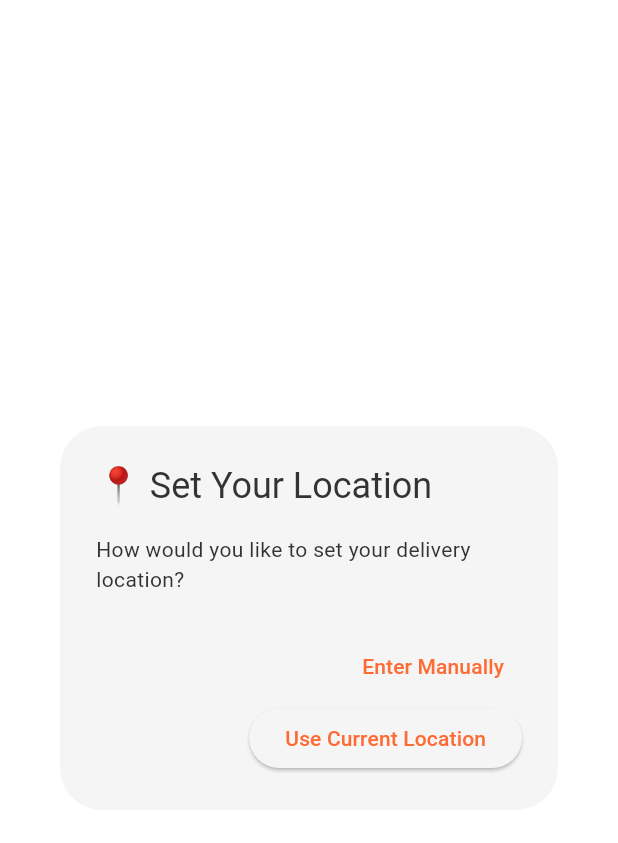
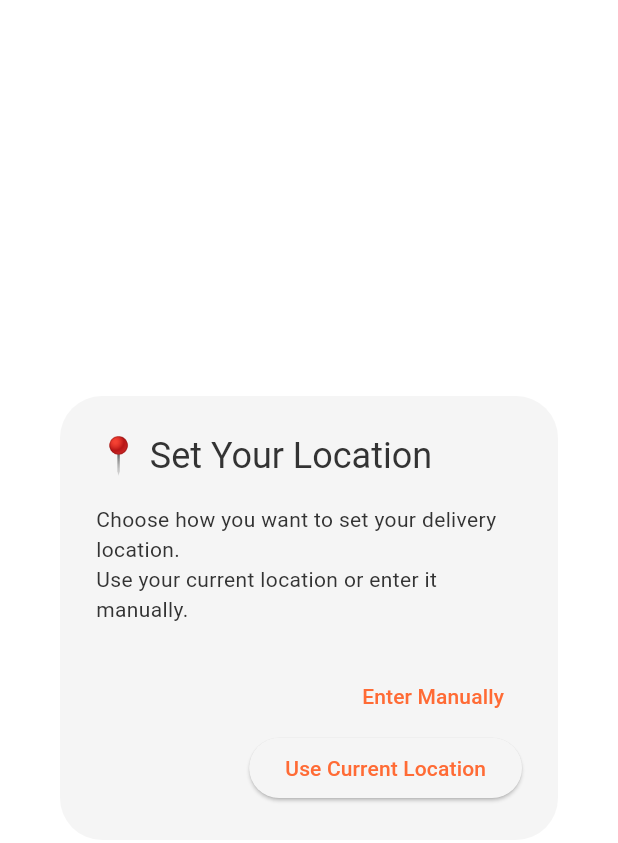
Before and after one commit to ghazanfar-quetta/jaan_broast, a Flutter app: the LocationFlowDialog widget shown alone on an empty page, opened directly, on a phone screen of 412 x 824 dp. Shown: the top 843 px of the screen. Run offline on Flutter 3.47's test engine with Material 3 defaults, Android fonts, the phone set to English and light mode, and no system bars; our stand-ins replace cloud_firestore, firebase_auth, firebase_core, geolocator, google_sign_in, permission_handler and 1 more; accounts and stored records are empty; network calls fail.

Commit message:
Removed double dialog for Location Permission

```diff
--- a/lib/core/utils/location_flow_dialog.dart
+++ b/lib/core/utils/location_flow_dialog.dart
@@ -1,6 +1,7 @@
+// lib/core/utils/location_flow_dialog.dart
 import 'package:flutter/material.dart';
 import 'package:provider/provider.dart';
-import 'location_flow_manager.dart';
+import 'package:jaan_broast/core/utils/location_flow_manager.dart';
 import '../../features/location/presentation/views/location_setup_screen.dart';
 import 'package:jaan_broast/features/location/presentation/view_models/location_view_model.dart';
 
@@ -36,29 +37,31 @@ class _LocationFlowDialogState extends State<LocationFlowDialog> {
   @override
   void initState() {
     super.initState();
-    final locationViewModel = Provider.of<LocationViewModel>(
-      context,
-      listen: false,
-    );
-    _flowManager = LocationFlowManager(locationViewModel);
+
+    final locationVM = Provider.of<LocationViewModel>(context, listen: false);
+
+    _flowManager = LocationFlowManager(locationVM);
+
     _initializeFlow();
   }
 
   void _initializeFlow() async {
     await _flowManager.startFlow();
 
-    // Listen for completion states
     _flowManager.addListener(() {
-      if (_flowManager.currentState == LocationFlowState.locationSuccess) {
+      final state = _flowManager.currentState;
+
+      if (state == LocationFlowState.locationSuccess) {
         _navigateToSetupScreen(true);
-      } else if (_flowManager.currentState == LocationFlowState.manualEntry) {
+      } else if (state == LocationFlowState.manualEntry) {
         _navigateToSetupScreen(false);
       }
     });
   }
 
   void _navigateToSetupScreen(bool isAutoLocation) {
-    Navigator.pop(context); // Close dialog
+    Navigator.pop(context);
+
     widget.onComplete?.call();
 
     Navigator.pushReplacement(
@@ -86,24 +89,13 @@ class _LocationFlowDialogState extends State<LocationFlowDialog> {
     );
   }
 
+  // ----------- UI BUILDERS --------------
+
   Widget _buildTitle(LocationFlowManager flowManager) {
-    switch (flowManager.currentState) {
-      case LocationFlowState.initial:
-      case LocationFlowState.requestingPermission:
-      case LocationFlowState.permissionDenied:
-        return const Text('📍 Location Access');
-      case LocationFlowState.permissionGranted:
-      case LocationFlowState.gettingLocation:
-      case LocationFlowState.locationError:
     return const Text('📍 Set Your Location');
-      case LocationFlowState.locationSuccess:
-      case LocationFlowState.manualEntry:
-        return const Text('📍 Location Set');
-    }
   }
 
   Widget _buildContent(LocationFlowManager flowManager) {
-    // Show error if exists
     if (flowManager.errorMessage.isNotEmpty) {
       return Column(
         mainAxisSize: MainAxisSize.min,
@@ -138,14 +130,8 @@ class _LocationFlowDialogState extends State<LocationFlowDialog> {
   }
 
   Widget _buildStateContent(LocationFlowManager flowManager) {
-    switch (flowManager.currentState) {
-      case LocationFlowState.initial:
-        return const Text(
-          'We need location access to deliver your orders to the right address. '
-          'This helps us show you nearby restaurants and accurate delivery times.',
-        );
-
-      case LocationFlowState.requestingPermission:
+    if (flowManager.currentState == LocationFlowState.requestingPermission ||
+        flowManager.currentState == LocationFlowState.gettingLocation) {
       return const Row(
         children: [
           SizedBox(
@@ -154,115 +140,31 @@ class _LocationFlowDialogState extends State<LocationFlowDialog> {
             child: CircularProgressIndicator(strokeWidth: 2),
           ),
           SizedBox(width: 16),
-            Expanded(child: Text('Requesting location permission...')),
+          Expanded(child: Text("Processing...")),
         ],
       );
+    }
 
-      case LocationFlowState.permissionGranted:
-        return const Text('How would you like to set your delivery location?');
-
-      case LocationFlowState.permissionDenied:
     return const Text(
-          'Location permission is required for the current location feature. '
-          'You can enable it in settings or enter your address manually.',
+      "Choose how you want to set your delivery location.\n"
+      "Use your current location or enter it manually.",
     );
-
-      case LocationFlowState.gettingLocation:
-        return const Row(
-          children: [
-            SizedBox(
-              width: 20,
-              height: 20,
-              child: CircularProgressIndicator(strokeWidth: 2),
-            ),
-            SizedBox(width: 16),
-            Expanded(child: Text('Getting your current location...')),
-          ],
-        );
-
-      case LocationFlowState.locationError:
-        return const Text(
-          'We couldn\'t access your current location. '
-          'Please try again or enter your address manually.',
-        );
-
-      case LocationFlowState.locationSuccess:
-        return const Text('Location set successfully!');
-
-      case LocationFlowState.manualEntry:
-        return const Text('You can enter your address manually.');
-    }
   }
 
   List<Widget> _buildActions(LocationFlowManager flowManager) {
-    switch (flowManager.currentState) {
-      case LocationFlowState.initial:
+    if (flowManager.isLoading) return [];
+
     return [
       TextButton(
-            onPressed: () => flowManager.chooseManualEntry(),
-            child: const Text('Enter Manually'),
+        onPressed: flowManager.chooseManualEntry,
+        child: const Text("Enter Manually"),
       ),
+
       ElevatedButton(
-            onPressed: () => flowManager.requestPermission(),
-            child: const Text('Allow Location'),
+        onPressed: () => flowManager.requestPermissionAndFetchLocation(),
+        child: const Text("Use Current Location"),
       ),
     ];
-
-      case LocationFlowState.requestingPermission:
-        return [];
-
-      case LocationFlowState.permissionGranted:
-        return [
-          TextButton(
-            onPressed: () => flowManager.chooseManualEntry(),
-            child: const Text('Enter Manually'),
-          ),
-          ElevatedButton(
-            onPressed: () => flowManager.getCurrentLocation(),
-            child: const Text('Use Current Location'),
-          ),
-        ];
-
-      case LocationFlowState.permissionDenied:
-        return [
-          TextButton(
-            onPressed: () => flowManager.chooseManualEntry(),
-            child: const Text('Enter Manually'),
-          ),
-          TextButton(
-            onPressed: () => flowManager.openSettings(),
-            child: const Text('Open Settings'),
-          ),
-          TextButton(
-            onPressed: () => flowManager.retry(),
-            child: const Text('Try Again'),
-          ),
-        ];
-
-      case LocationFlowState.gettingLocation:
-        return [];
-
-      case LocationFlowState.locationError:
-        return [
-          TextButton(
-            onPressed: () => flowManager.chooseManualEntry(),
-            child: const Text('Enter Manually'),
-          ),
-          ElevatedButton(
-            onPressed: () => flowManager.retry(),
-            child: const Text('Try Again'),
-          ),
-        ];
-
-      case LocationFlowState.locationSuccess:
-      case LocationFlowState.manualEntry:
-        return [
-          ElevatedButton(
-            onPressed: () => Navigator.pop(context),
-            child: const Text('Continue'),
-          ),
-        ];
-    }
   }
 
   @override
--- a/lib/core/utils/location_flow_manager.dart
+++ b/lib/core/utils/location_flow_manager.dart
@@ -1,13 +1,12 @@
+// lib/core/utils/location_flow_manager.dart
+
 import 'package:flutter/material.dart';
-import 'package:provider/provider.dart';
 import '../services/permission_service.dart';
 import '../../features/location/presentation/view_models/location_view_model.dart';
 
 enum LocationFlowState {
   initial,
   requestingPermission,
-  permissionGranted,
-  permissionDenied,
   gettingLocation,
   locationSuccess,
   locationError,
@@ -21,52 +20,41 @@ class LocationFlowManager with ChangeNotifier {
 
   LocationFlowState get currentState => _currentState;
   String get errorMessage => _errorMessage;
+
   bool get isLoading =>
       _currentState == LocationFlowState.requestingPermission ||
       _currentState == LocationFlowState.gettingLocation;
 
   LocationFlowManager(this._locationViewModel);
 
-  // Start the location flow
+  /// Start flow — always show initial prompt
   Future<void> startFlow() async {
-    await _checkInitialPermission();
+    _setState(LocationFlowState.initial);
   }
 
-  // Check if we already have permission
-  Future<void> _checkInitialPermission() async {
-    try {
-      final hasPermission = await PermissionService.checkLocationPermission();
-      if (hasPermission) {
-        _setState(LocationFlowState.permissionGranted);
-      } else {
-        _setState(LocationFlowState.initial);
-      }
-    } catch (e) {
-      _setError('Failed to check location permission: $e');
-    }
-  }
-
-  // Request location permission
+  /// User tapped: "Use Current Location"
   Future<void> requestPermission() async {
     _setState(LocationFlowState.requestingPermission);
 
     try {
       final granted = await PermissionService.requestLocationPermission();
 
-      if (granted) {
-        _setState(LocationFlowState.permissionGranted);
-      } else {
-        _setState(LocationFlowState.permissionDenied);
-        _setError(
-          'Location permission is required for current location feature.',
-        );
+      if (!granted) {
+        // Stay on same dialog with a message (no new screen)
+        _setError("Location permission is required to use current location");
+        _setState(LocationFlowState.initial);
+        return;
       }
+
+      // Immediately fetch location
+      await getCurrentLocation();
     } catch (e) {
-      _setError('Failed to request location permission: $e');
+      _setError("Failed to request location permission: $e");
+      _setState(LocationFlowState.initial);
     }
   }
 
-  // Get current location
+  /// Fetch current location immediately after permission
   Future<void> getCurrentLocation() async {
     _setState(LocationFlowState.gettingLocation);
 
@@ -76,39 +64,27 @@ class LocationFlowManager with ChangeNotifier {
       if (success) {
         _setState(LocationFlowState.locationSuccess);
       } else {
+        _setError("Failed to get current location");
         _setState(LocationFlowState.locationError);
-        _setError(
-          'Failed to get current location: ${_locationViewModel.error}',
-        );
       }
     } catch (e) {
+      _setError("Error getting location: $e");
       _setState(LocationFlowState.locationError);
-      _setError('Error getting location: $e');
     }
   }
 
-  // Choose manual entry
+  /// User chooses manual entry
   void chooseManualEntry() {
     _setState(LocationFlowState.manualEntry);
   }
 
-  // Retry from error state
+  /// Retry from error
   Future<void> retry() async {
     _clearError();
     await startFlow();
   }
 
-  // Open app settings
-  void openSettings() {
-    PermissionService.openAppSettings();
-  }
-
-  // Reset the flow
-  void reset() {
-    _clearError();
-    _setState(LocationFlowState.initial);
-  }
-
+  /// State updates
   void _setState(LocationFlowState state) {
     _currentState = state;
     notifyListeners();
@@ -123,4 +99,27 @@ class LocationFlowManager with ChangeNotifier {
     _errorMessage = '';
     notifyListeners();
   }
+
+  /// Requests permission if needed, then fetches current location
+  Future<void> requestPermissionAndFetchLocation() async {
+    try {
+      // Check if we already have permission
+      final hasPermission = await PermissionService.checkLocationPermission();
+
+      if (!hasPermission) {
+        final granted = await PermissionService.requestLocationPermission();
+        if (!granted) {
+          _setError(
+            'Location permission is required for current location feature.',
+          );
+          return;
+        }
+      }
+
+      // Now get the location
+      await getCurrentLocation();
+    } catch (e) {
+      _setError('Failed to get location: $e');
+    }
+  }
 }
```
Lines whose indentation alone changed are shown as unchanged.
